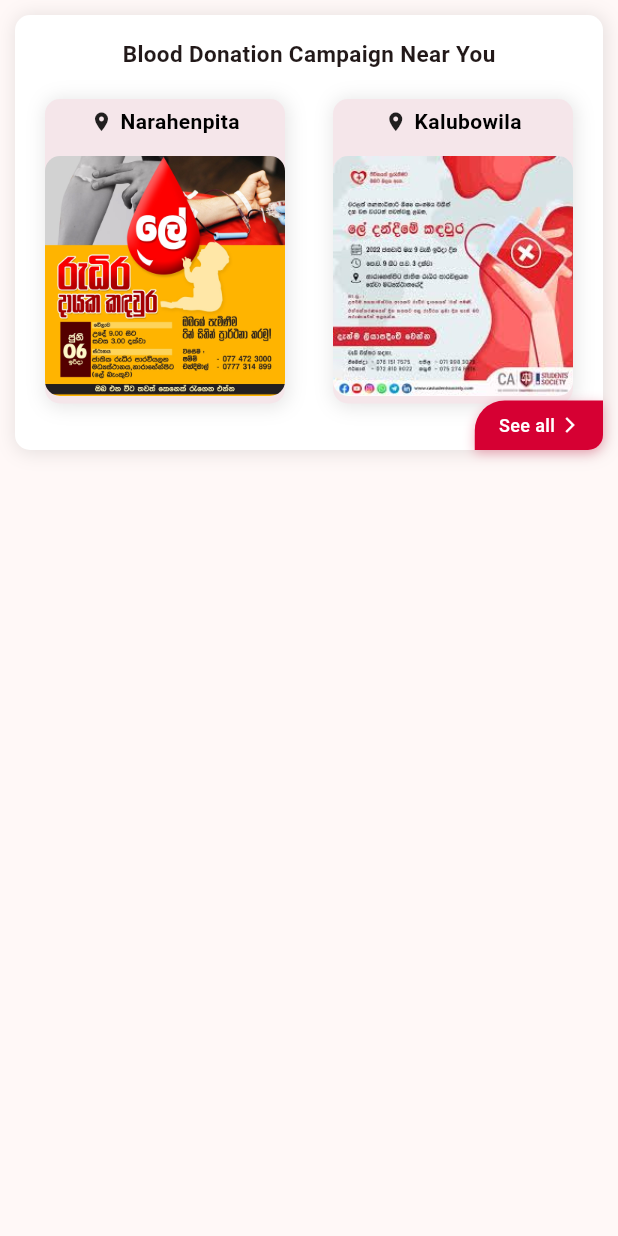
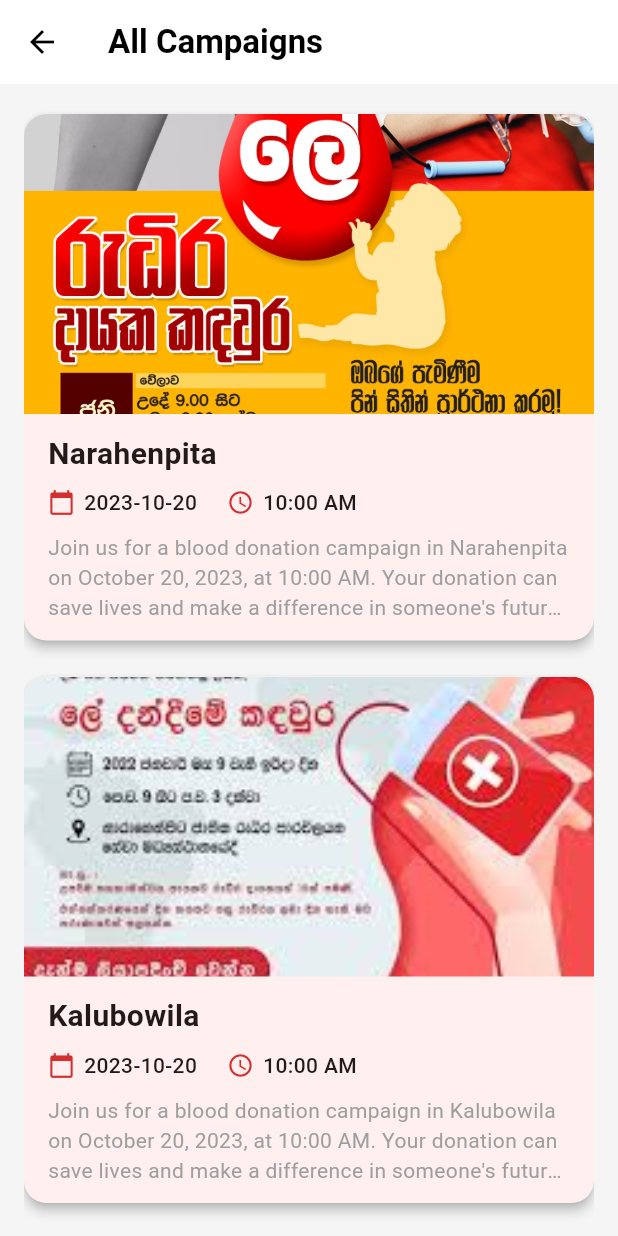
Before and after one commit to chamudithaperera/Flutter-Dart-project-05-Blood-Donation-App, a Flutter app: the SecondContainer widget shown alone on an empty page, opened directly, after a tap on "See all", on a phone screen of 412 x 824 dp. Run offline on Flutter 3.47's test engine with Material 3 defaults, Android fonts, the phone set to English and light mode, and no system bars.

Commit message:
add all Campaign page

```diff
--- a/lib/data/campaign_data.dart
+++ b/lib/data/campaign_data.dart
@@ -15,4 +15,12 @@ final List<Map<String, String>> campaignData = [
         "Join us for a blood donation campaign in Kalubowila on October 20, 2023, at 10:00 AM. Your donation can save lives and make a difference in someone's future. Be a hero—donate blood and help those in need. See you there!",
     "imagePath": "assets/blood_donation_poster_2.jpeg",
   },
+  {
+    "location": "Kalubowila",
+    "date": "2023-10-20",
+    "time": "10:00 AM",
+    "details":
+        "Join us for a blood donation campaign in Kalubowila on October 20, 2023, at 10:00 AM. Your donation can save lives and make a difference in someone's future. Be a hero—donate blood and help those in need. See you there!",
+    "imagePath": "assets/blood_donation_poster_2.jpeg",
+  },
 ];
--- /dev/null
+++ b/lib/pages/all_campaigns_page.dart
@@ -0,0 +1,106 @@
+import 'package:flutter/material.dart';
+import 'package:blood_donation_app/data/campaign_data.dart';
+
+class AllCampaignsPage extends StatelessWidget {
+  const AllCampaignsPage({super.key});
+
+  @override
+  Widget build(BuildContext context) {
+    return Scaffold(
+      appBar: AppBar(
+        title: const Text(
+          "All Campaigns",
+          style: TextStyle(
+              fontSize: 22, fontWeight: FontWeight.bold, color: Colors.black),
+        ),
+        leading: IconButton(
+          icon: const Icon(Icons.arrow_back, color: Colors.black),
+          onPressed: () => Navigator.pop(context),
+        ),
+        backgroundColor: Colors.white,
+        elevation: 0,
+      ),
+      body: Padding(
+        padding: const EdgeInsets.symmetric(horizontal: 16.0, vertical: 8.0),
+        child: ListView.builder(
+          itemCount: campaignData.length,
+          itemBuilder: (context, index) {
+            final campaign = campaignData[index];
+
+            return Card(
+              margin: const EdgeInsets.symmetric(vertical: 12),
+              shape: RoundedRectangleBorder(
+                borderRadius: BorderRadius.circular(15),
+              ),
+              elevation: 3,
+              child: Column(
+                crossAxisAlignment: CrossAxisAlignment.start,
+                children: [
+                  ClipRRect(
+                    borderRadius: const BorderRadius.only(
+                      topLeft: Radius.circular(15),
+                      topRight: Radius.circular(15),
+                    ),
+                    child: Image.asset(
+                      campaign["imagePath"]!,
+                      width: double.infinity,
+                      height: 200,
+                      fit: BoxFit.cover,
+                    ),
+                  ),
+                  Padding(
+                    padding: const EdgeInsets.symmetric(
+                        horizontal: 16.0, vertical: 12.0),
+                    child: Column(
+                      crossAxisAlignment: CrossAxisAlignment.start,
+                      children: [
+                        Text(
+                          campaign["location"]!,
+                          style: const TextStyle(
+                            fontSize: 20,
+                            fontWeight: FontWeight.bold,
+                          ),
+                        ),
+                        const SizedBox(height: 8),
+                        Row(
+                          children: [
+                            Icon(Icons.calendar_today,
+                                size: 18, color: Colors.red[700]),
+                            const SizedBox(width: 6),
+                            Text(
+                              campaign["date"]!,
+                              style: const TextStyle(
+                                  fontSize: 14, fontWeight: FontWeight.w500),
+                            ),
+                            const SizedBox(width: 20),
+                            Icon(Icons.access_time,
+                                size: 18, color: Colors.red[700]),
+                            const SizedBox(width: 6),
+                            Text(
+                              campaign["time"]!,
+                              style: const TextStyle(
+                                  fontSize: 14, fontWeight: FontWeight.w500),
+                            ),
+                          ],
+                        ),
+                        const SizedBox(height: 10),
+                        Text(
+                          campaign["details"]!,
+                          style:
+                              const TextStyle(fontSize: 14, color: Colors.grey),
+                          maxLines: 3,
+                          overflow: TextOverflow.ellipsis,
+                        ),
+                      ],
+                    ),
+                  ),
+                ],
+              ),
+            );
+          },
+        ),
+      ),
+      backgroundColor: Colors.grey[100],
+    );
+  }
+}
--- a/lib/widgets/homePage/secondContainer.dart
+++ b/lib/widgets/homePage/secondContainer.dart
@@ -1,21 +1,18 @@
+import 'package:flutter/material.dart';
 import 'package:blood_donation_app/widgets/homePage/posterContainer.dart';
-import 'package:flutter/material.dart';
+import 'package:blood_donation_app/data/campaign_data.dart';
+import 'package:blood_donation_app/pages/all_campaigns_page.dart';
 
-class SecondContainer extends StatefulWidget {
+class SecondContainer extends StatelessWidget {
   const SecondContainer({super.key});
 
-  @override
-  State<SecondContainer> createState() => _SecondContainerState();
-}
-
-class _SecondContainerState extends State<SecondContainer> {
   @override
   Widget build(BuildContext context) {
     return Padding(
       padding: const EdgeInsets.all(10.0),
       child: Container(
         width: double.infinity,
-        height: 290, // Original height
+        height: 290,
         decoration: BoxDecoration(
           color: Colors.white,
           borderRadius: BorderRadius.circular(10),
@@ -30,11 +27,11 @@ class _SecondContainerState extends State<SecondContainer> {
         ),
         child: Stack(
           children: [
-            const Padding(
-              padding: EdgeInsets.all(10.0),
+            Padding(
+              padding: const EdgeInsets.all(10.0),
               child: Column(
                 children: [
-                  Padding(
+                  const Padding(
                     padding: EdgeInsets.only(top: 5),
                     child: Text(
                       'Blood Donation Campaign Near You',
@@ -43,27 +40,18 @@ class _SecondContainerState extends State<SecondContainer> {
                     ),
                   ),
                   Padding(
-                    padding: EdgeInsets.fromLTRB(10, 20, 10, 10),
+                    padding: const EdgeInsets.fromLTRB(10, 20, 10, 10),
                     child: Row(
                       mainAxisAlignment: MainAxisAlignment.spaceBetween,
-                      children: [
-                        PosterContainer(
-                          location: "Narahenpita",
-                          date: "2023-10-20",
-                          time: "10:00 AM",
-                          details:
-                              "Join us for a blood donation campaign in Narahenpita on October 20, 2023, at 10:00 AM. Your donation can save lives and make a difference in someone's future. Be a hero—donate blood and help those in need. See you there!",
-                          imagePath: "assets/blood_donation_poster_1.jpg",
-                        ),
-                        PosterContainer(
-                          location: "Kalubowila",
-                          date: "2023-10-20",
-                          time: "10:00 AM",
-                          details:
-                              "JJoin us for a blood donation campaign in Narahenpita on October 20, 2023, at 10:00 AM. Your donation can save lives and make a difference in someone's future. Be a hero—donate blood and help those in need. See you there!",
-                          imagePath: "assets/blood_donation_poster_2.jpeg",
-                        ),
-                      ],
+                      children: campaignData.take(2).map((campaign) {
+                        return PosterContainer(
+                          location: campaign["location"]!,
+                          date: campaign["date"]!,
+                          time: campaign["time"]!,
+                          details: campaign["details"]!,
+                          imagePath: campaign["imagePath"]!,
+                        );
+                      }).toList(),
                     ),
                   ),
                 ],
@@ -74,11 +62,12 @@ class _SecondContainerState extends State<SecondContainer> {
               bottom: 0,
               child: GestureDetector(
                 onTap: () {
-                  // Add navigation to more campaigns
-                  // Navigator.push(
-                  //   context,
-                  //   MaterialPageRoute(builder: (context) => AllCampaignsPage()),
-                  // );
+                  Navigator.push(
+                    context,
+                    MaterialPageRoute(
+                      builder: (context) => const AllCampaignsPage(),
+                    ),
+                  );
                 },
                 child: Container(
                   padding:
```
